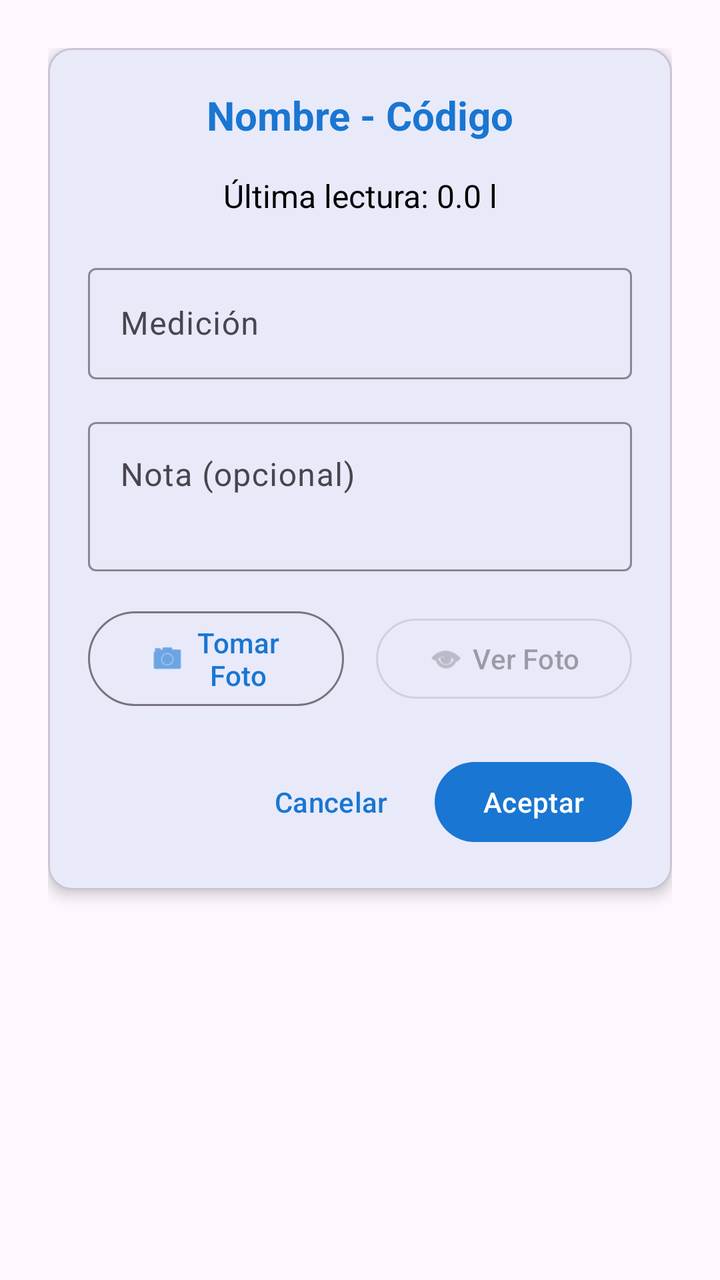
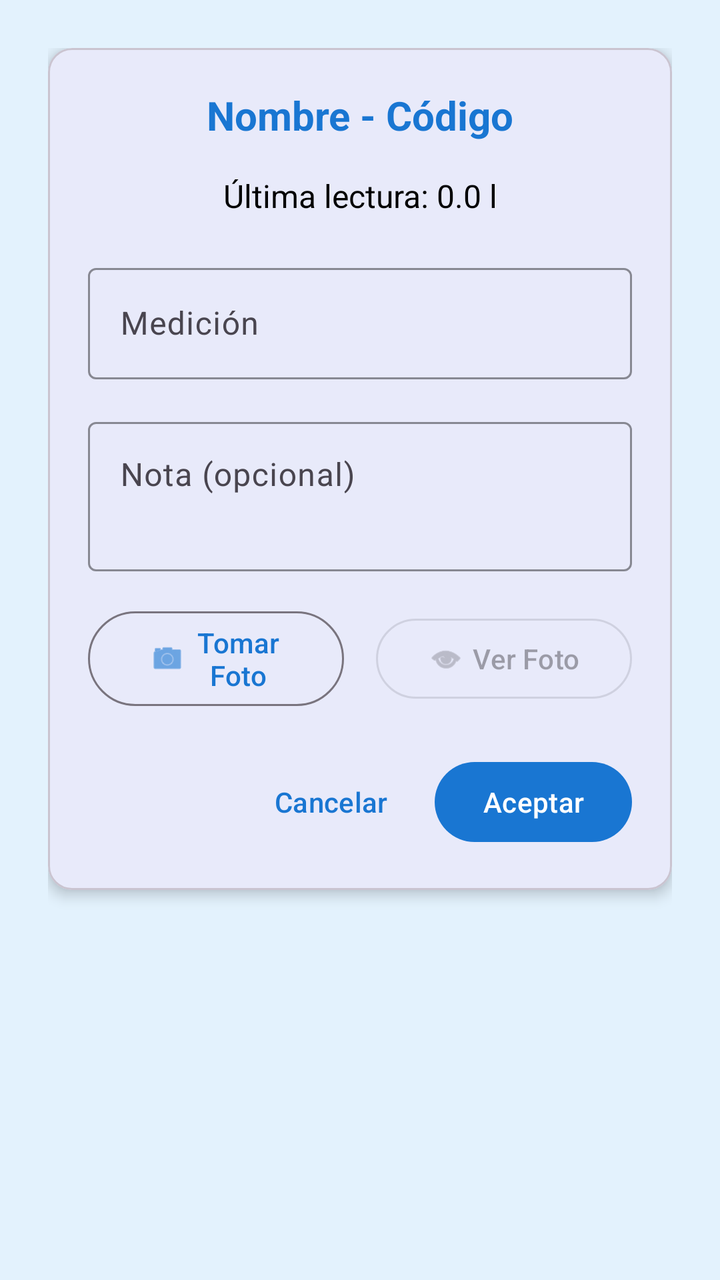

Compare the two renders of this Android layout. The source of the first and the diff that turns it into the second are given below.
<!-- AndroidManifest.xml: application theme Theme.Aquameter -->
<!-- res/layout/dialog_medicion.xml -->
<?xml version="1.0" encoding="utf-8"?>
<LinearLayout xmlns:android="http://schemas.android.com/apk/res/android"
    xmlns:app="http://schemas.android.com/apk/res-auto"
    android:layout_width="match_parent"
    android:layout_height="wrap_content"
    android:orientation="vertical"
    android:padding="24dp">

    <com.google.android.material.card.MaterialCardView
        android:layout_width="match_parent"
        android:layout_height="wrap_content"
        app:cardCornerRadius="12dp"
        app:cardElevation="4dp">

        <LinearLayout
            android:layout_width="match_parent"
            android:layout_height="wrap_content"
            android:orientation="vertical"
            android:padding="20dp">

            
            <TextView
                android:id="@+id/txtTitulo"
                android:layout_width="match_parent"
                android:layout_height="wrap_content"
                android:text="Nombre - Código"
                android:textSize="20sp"
                android:textStyle="bold"
                android:textColor="@color/primary"
                android:gravity="center"
                android:layout_marginBottom="16dp" />

            
            <TextView
                android:id="@+id/txtUltimaLectura"
                android:layout_width="match_parent"
                android:layout_height="wrap_content"
                android:text="Última lectura: 0.0 l"
                android:textSize="16sp"
                android:textColor="@color/black"
                android:gravity="center"
                android:layout_marginBottom="20dp" />

            
            <com.google.android.material.textfield.TextInputLayout
                android:id="@+id/medicionInputLayout"
                android:layout_width="match_parent"
                android:layout_height="wrap_content"
                android:hint="Medición"
                app:boxStrokeColor="@color/primary"
                app:hintTextColor="@color/primary"
                android:layout_marginBottom="16dp">

                <com.google.android.material.textfield.TextInputEditText
                    android:id="@+id/edtMedicion"
                    android:layout_width="match_parent"
                    android:layout_height="wrap_content"
                    android:inputType="numberDecimal"
                    android:digits="0123456789."
                    android:maxLines="1" />
            </com.google.android.material.textfield.TextInputLayout>

            
            <com.google.android.material.textfield.TextInputLayout
                android:id="@+id/notaInputLayout"
                android:layout_width="match_parent"
                android:layout_height="wrap_content"
                android:hint="Nota (opcional)"
                app:boxStrokeColor="@color/primary"
                app:hintTextColor="@color/primary"
                android:layout_marginBottom="16dp">

                <com.google.android.material.textfield.TextInputEditText
                    android:id="@+id/edtNota"
                    android:layout_width="match_parent"
                    android:layout_height="wrap_content"
                    android:inputType="textMultiLine"
                    android:minLines="2"
                    android:maxLines="4"
                    android:gravity="top|start" />
            </com.google.android.material.textfield.TextInputLayout>

            
            <LinearLayout
                android:layout_width="match_parent"
                android:layout_height="wrap_content"
                android:orientation="horizontal"
                android:gravity="center"
                android:layout_marginBottom="20dp">

                <com.google.android.material.button.MaterialButton
                    android:id="@+id/btnTomarFoto"
                    android:layout_width="0dp"
                    android:layout_height="wrap_content"
                    android:layout_weight="1"
                    android:text="Tomar Foto"
                    android:textAllCaps="false"
                    app:icon="@android:drawable/ic_menu_camera"
                    app:iconGravity="textStart"
                    style="@style/Widget.Material3.Button.OutlinedButton"
                    android:layout_marginEnd="8dp" />

                <com.google.android.material.button.MaterialButton
                    android:id="@+id/btnVerFoto"
                    android:layout_width="0dp"
                    android:layout_height="wrap_content"
                    android:layout_weight="1"
                    android:text="Ver Foto"
                    android:textAllCaps="false"
                    android:enabled="false"
                    app:icon="@android:drawable/ic_menu_view"
                    app:iconGravity="textStart"
                    style="@style/Widget.Material3.Button.OutlinedButton"
                    android:layout_marginStart="8dp" />
            </LinearLayout>

            
            <LinearLayout
                android:layout_width="match_parent"
                android:layout_height="wrap_content"
                android:orientation="horizontal"
                android:gravity="end">

                <com.google.android.material.button.MaterialButton
                    android:id="@+id/btnCancelar"
                    android:layout_width="wrap_content"
                    android:layout_height="wrap_content"
                    android:text="Cancelar"
                    android:textAllCaps="false"
                    style="@style/Widget.Material3.Button.TextButton"
                    android:layout_marginEnd="8dp" />

                <com.google.android.material.button.MaterialButton
                    android:id="@+id/btnAceptar"
                    android:layout_width="wrap_content"
                    android:layout_height="wrap_content"
                    android:text="Aceptar"
                    android:textAllCaps="false" />
            </LinearLayout>
        </LinearLayout>
    </com.google.android.material.card.MaterialCardView>
</LinearLayout>
<!-- resources referenced by this layout -->
<resources>
  <color name="black">#FF000000</color>
  <color name="primary">#FF1976D2</color>
  <style name="Theme.Aquameter" parent="Theme.Material3.Light.NoActionBar">
          <item name="colorPrimary">@color/primary</item>
          <item name="colorOnPrimary">@color/white</item>
          <item name="colorError">@color/error</item>
      </style>
  <color name="white">#FFFFFFFF</color>
  <color name="error">#FFB00020</color>
</resources>

<!-- the commit's change to res/layout/dialog_medicion.xml (unified diff, before → after) -->
@@ -3,6 +3,7 @@
     xmlns:app="http://schemas.android.com/apk/res-auto"
     android:layout_width="match_parent"
     android:layout_height="wrap_content"
+    android:background="@color/sky_blue"
     android:orientation="vertical"
     android:padding="24dp">
 
@@ -23,40 +24,40 @@
                 android:id="@+id/txtTitulo"
                 android:layout_width="match_parent"
                 android:layout_height="wrap_content"
+                android:layout_marginBottom="16dp"
+                android:gravity="center"
                 android:text="Nombre - Código"
+                android:textColor="@color/primary"
                 android:textSize="20sp"
-                android:textStyle="bold"
-                android:textColor="@color/primary"
-                android:gravity="center"
-                android:layout_marginBottom="16dp" />
+                android:textStyle="bold" />
 
             
             <TextView
                 android:id="@+id/txtUltimaLectura"
                 android:layout_width="match_parent"
                 android:layout_height="wrap_content"
+                android:layout_marginBottom="20dp"
+                android:gravity="center"
                 android:text="Última lectura: 0.0 l"
-                android:textSize="16sp"
                 android:textColor="@color/black"
-                android:gravity="center"
-                android:layout_marginBottom="20dp" />
+                android:textSize="16sp" />
 
             
             <com.google.android.material.textfield.TextInputLayout
                 android:id="@+id/medicionInputLayout"
                 android:layout_width="match_parent"
                 android:layout_height="wrap_content"
+                android:layout_marginBottom="16dp"
                 android:hint="Medición"
                 app:boxStrokeColor="@color/primary"
-                app:hintTextColor="@color/primary"
-                android:layout_marginBottom="16dp">
+                app:hintTextColor="@color/primary">
 
                 <com.google.android.material.textfield.TextInputEditText
                     android:id="@+id/edtMedicion"
                     android:layout_width="match_parent"
                     android:layout_height="wrap_content"
+                    android:digits="0123456789."
                     android:inputType="numberDecimal"
-                    android:digits="0123456789."
                     android:maxLines="1" />
             </com.google.android.material.textfield.TextInputLayout>
 
@@ -65,70 +66,80 @@
                 android:id="@+id/notaInputLayout"
                 android:layout_width="match_parent"
                 android:layout_height="wrap_content"
+                android:layout_marginBottom="16dp"
                 android:hint="Nota (opcional)"
                 app:boxStrokeColor="@color/primary"
-                app:hintTextColor="@color/primary"
-                android:layout_marginBottom="16dp">
+                app:hintTextColor="@color/primary">
 
                 <com.google.android.material.textfield.TextInputEditText
                     android:id="@+id/edtNota"
                     android:layout_width="match_parent"
                     android:layout_height="wrap_content"
+                    android:gravity="top|start"
                     android:inputType="textMultiLine"
-                    android:minLines="2"
                     android:maxLines="4"
-                    android:gravity="top|start" />
+                    android:minLines="2" />
             </com.google.android.material.textfield.TextInputLayout>
 
             
             <LinearLayout
                 android:layout_width="match_parent"
                 android:layout_height="wrap_content"
-                android:orientation="horizontal"
+                android:layout_marginBottom="20dp"
                 android:gravity="center"
-                android:layout_marginBottom="20dp">
+                android:orientation="horizontal">
 
                 <com.google.android.material.button.MaterialButton
                     android:id="@+id/btnTomarFoto"
+                    style="@style/Widget.Material3.Button.OutlinedButton"
                     android:layout_width="0dp"
                     android:layout_height="wrap_content"
+                    android:layout_marginEnd="8dp"
                     android:layout_weight="1"
                     android:text="Tomar Foto"
                     android:textAllCaps="false"
                     app:icon="@android:drawable/ic_menu_camera"
-                    app:iconGravity="textStart"
-                    style="@style/Widget.Material3.Button.OutlinedButton"
-                    android:layout_marginEnd="8dp" />
+                    app:iconGravity="textStart" />
 
                 <com.google.android.material.button.MaterialButton
                     android:id="@+id/btnVerFoto"
+                    style="@style/Widget.Material3.Button.OutlinedButton"
                     android:layout_width="0dp"
                     android:layout_height="wrap_content"
+                    android:layout_marginStart="8dp"
                     android:layout_weight="1"
+                    android:enabled="false"
                     android:text="Ver Foto"
                     android:textAllCaps="false"
-                    android:enabled="false"
                     app:icon="@android:drawable/ic_menu_view"
-                    app:iconGravity="textStart"
-                    style="@style/Widget.Material3.Button.OutlinedButton"
-                    android:layout_marginStart="8dp" />
+                    app:iconGravity="textStart" />
             </LinearLayout>
+
+            
+            <ProgressBar
+                android:id="@+id/progressBar"
+                style="?android:attr/progressBarStyle"
+                android:layout_width="wrap_content"
+                android:layout_height="wrap_content"
+                android:layout_gravity="center"
+                android:layout_marginBottom="16dp"
+                android:visibility="gone" />
 
             
             <LinearLayout
                 android:layout_width="match_parent"
                 android:layout_height="wrap_content"
-                android:orientation="horizontal"
-                android:gravity="end">
+                android:gravity="end"
+                android:orientation="horizontal">
 
                 <com.google.android.material.button.MaterialButton
                     android:id="@+id/btnCancelar"
+                    style="@style/Widget.Material3.Button.TextButton"
                     android:layout_width="wrap_content"
                     android:layout_height="wrap_content"
+                    android:layout_marginEnd="8dp"
                     android:text="Cancelar"
-                    android:textAllCaps="false"
-                    style="@style/Widget.Material3.Button.TextButton"
-                    android:layout_marginEnd="8dp" />
+                    android:textAllCaps="false" />
 
                 <com.google.android.material.button.MaterialButton
                     android:id="@+id/btnAceptar"
<!-- resource entries referenced after the edit -->
@@ -2,6 +2,7 @@
 <resources>
   <color name="black">#FF000000</color>
   <color name="primary">#FF1976D2</color>
+  <color name="sky_blue">#E3F2FD</color>
   <style name="Theme.Aquameter" parent="Theme.Material3.Light.NoActionBar">
           <item name="colorPrimary">@color/primary</item>
           <item name="colorOnPrimary">@color/white</item>
